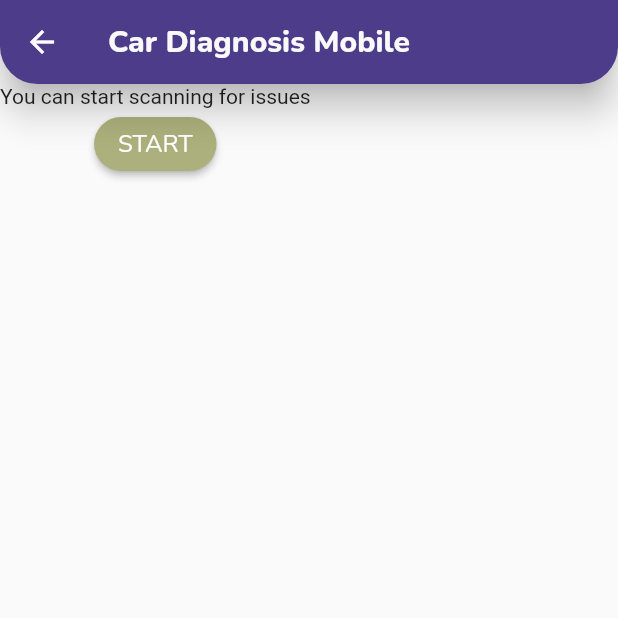
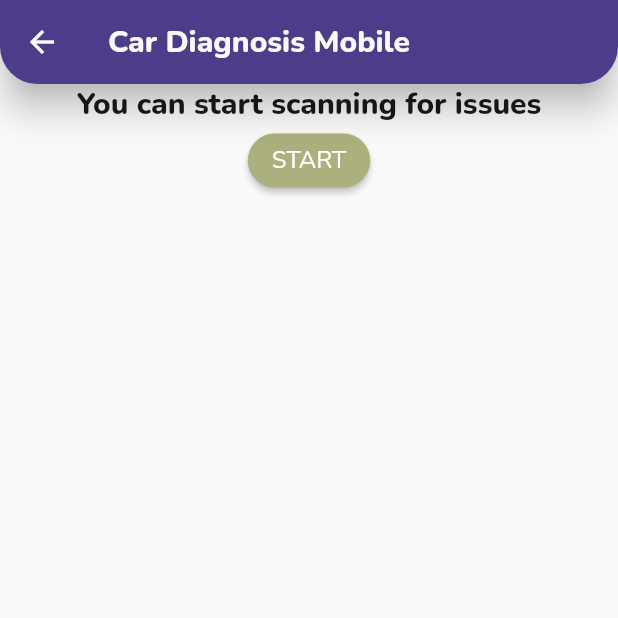
Before and after one commit to alex-tifox/mobile_car_diagnosis, a Flutter app: the DiagnosisScreen screen opened directly, on a phone screen of 412 x 824 dp, the top half of it. Run offline on Flutter 3.47's test engine with Material 2 defaults, Android fonts, the phone set to English and light mode, and no system bars; our stand-ins replace bloc, flutter_bloc, flutter_bluetooth_serial, logger.

Commit message:
Styled Dtc codes list tiles

```diff
--- a/lib/screens/diagnosis/diagnosis_screen.dart
+++ b/lib/screens/diagnosis/diagnosis_screen.dart
@@ -1,6 +1,8 @@
 import 'package:flutter/material.dart';
 import 'package:flutter_bloc/flutter_bloc.dart';
 
+import '../../screens/diagnosis/widgets/dtc_code_expansion_tile.dart';
+import '../../blocs/blocs.dart';
 import '../../widgets/custom_elevated_button.dart';
 import '../../blocs/dtc/dtc_bloc.dart';
 
@@ -33,25 +35,31 @@ class DiagnosisScreen extends StatelessWidget {
                     child: ListView(
                       shrinkWrap: true,
                       children: [
-                        ...dtcState.dtcCodesList.map(
-                          (dtc) => ExpansionTile(
-                            title: Text(dtc.dtcShortName),
-                          ),
-                        ),
+                        ...dtcState.dtcCodesList
+                            .map((dtc) => DtcCodeExpansionTile(dtcCode: dtc)),
                       ],
                     ),
                   ),
                 ],
               );
             } else {
-              return Column(
+              return Container(
+                alignment: Alignment.center,
+                child: Column(
                   children: [
-                  Text('You can start scanning for issues'),
+                    Text(
+                      'You can start scanning for issues',
+                      style:
+                          Theme.of(context).primaryTextTheme.headline6.copyWith(
+                                color: Theme.of(context).colorScheme.onPrimary,
+                              ),
+                    ),
                     CustomElevatedButton(
                       onPressed: _startScanForDtc,
                       buttonText: 'START',
                     ),
                   ],
+                ),
               );
             }
           },
```
Also changed, not shown: lib/screens/diagnosis/widgets/dtc_code_expansion_tile.dart (added, +84 -0 lines). Lines whose indentation alone changed are shown as unchanged.
